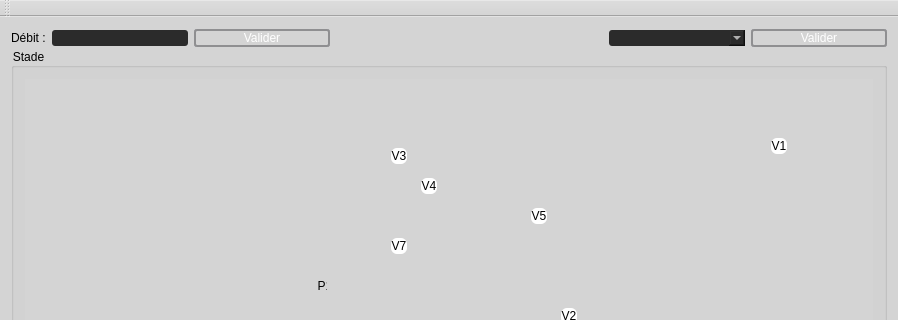
Before: the Qt Designer form mainwindow.ui in CalmettesT/Projet-BTS, drawn with Qt 5; both pictures show x 0 to 898 and y 0 to 320 of the 898 by 617 pixel window.
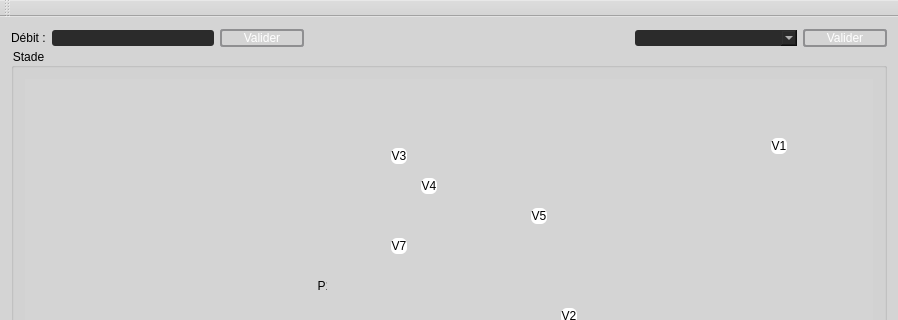
After: the same form once the commit is applied. Icons and pictures are not drawn. Custom widgets are drawn as their Qt base class.

```diff
--- a/mainwindow.ui
+++ b/mainwindow.ui
@@ -17,8 +17,8 @@
    <string notr="true">background-color: rgb(212, 212, 212);</string>
   </property>
   <widget class="QWidget" name="centralWidget">
-   <layout class="QHBoxLayout" name="horizontalLayout">
-    <item>
+   <layout class="QGridLayout" name="gridLayout_2">
+    <item row="0" column="0">
      <layout class="QVBoxLayout" name="verticalLayout" stretch="0,7,1">
       <property name="spacing">
        <number>0</number>
@@ -30,7 +30,7 @@
        <number>0</number>
       </property>
       <item>
-       <layout class="QHBoxLayout" name="horizontalLayout_3" stretch="0,1,1,1,1,1,1">
+       <layout class="QHBoxLayout" name="horizontalLayout_3" stretch="0,1,0,1,1,1,0">
         <item>
          <widget class="QLabel" name="Debit">
           <property name="styleSheet">
@@ -54,6 +54,12 @@
         </item>
         <item>
          <widget class="QPushButton" name="ValiderDebit">
+          <property name="sizePolicy">
+           <sizepolicy hsizetype="Maximum" vsizetype="Maximum">
+            <horstretch>0</horstretch>
+            <verstretch>0</verstretch>
+           </sizepolicy>
+          </property>
           <property name="styleSheet">
            <string notr="true">QPushButton {
 	font: 75 10pt &quot;Arial&quot;;
@@ -122,6 +128,12 @@
         </item>
         <item>
          <widget class="QPushButton" name="validerMode">
+          <property name="sizePolicy">
+           <sizepolicy hsizetype="Maximum" vsizetype="Maximum">
+            <horstretch>0</horstretch>
+            <verstretch>0</verstretch>
+           </sizepolicy>
+          </property>
           <property name="styleSheet">
            <string notr="true">QPushButton {
 	font: 75 10pt &quot;Arial&quot;;
```
